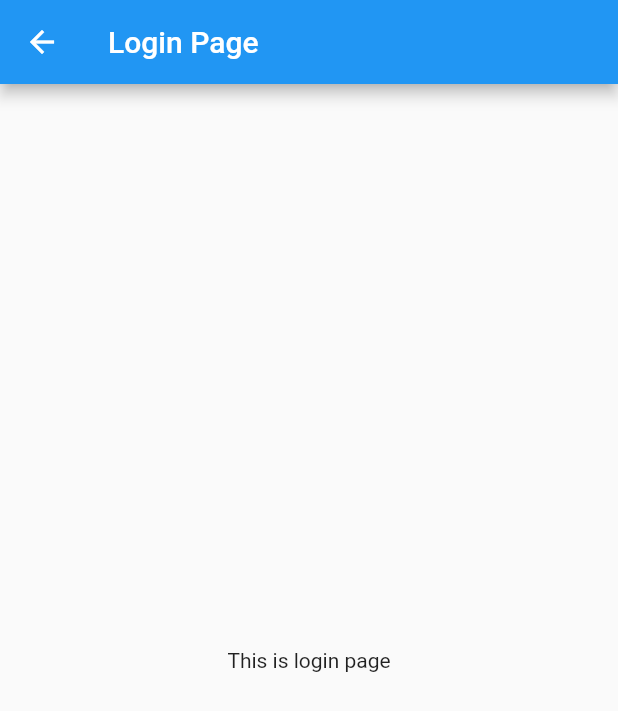
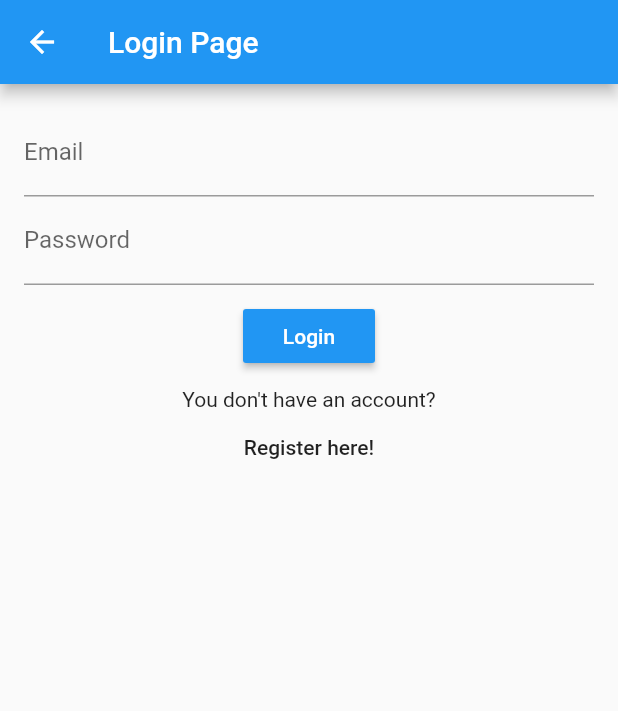
Before and after one commit to kohheepeace/flutter_firebase_firestore_crud2a, a Flutter app: the screen it shows after launch, in the side drawer, after a tap on "Login", on a phone screen of 412 x 824 dp. Shown: the top 711 px of the screen. Run offline on Flutter 3.47's test engine with Material 2 defaults, Android fonts, the phone set to English and light mode, and no system bars; our stand-ins replace email_validator, firebase_auth; accounts and stored records are empty.

Commit message:
Finish Step9 Login Page

```diff
--- a/lib/pages/login_page.dart
+++ b/lib/pages/login_page.dart
@@ -1,17 +1,96 @@
+import 'package:email_validator/email_validator.dart';
+import 'package:firebase_auth/firebase_auth.dart';
 import 'package:flutter/material.dart';
+
+import 'register_page.dart';
+
 class LoginPage extends StatefulWidget {
   @override
   _LoginPageState createState() => _LoginPageState();
 }
+
 class _LoginPageState extends State<LoginPage> {
+  final GlobalKey<FormState> _loginFormKey = GlobalKey<FormState>();
+  final _emailController = TextEditingController();
+  final _passwordController = TextEditingController();
+
+  @override
+  void dispose() {
+    _emailController.dispose();
+    _passwordController.dispose();
+    super.dispose();
+  }
+
   @override
   Widget build(BuildContext context) {
     return Scaffold(
       appBar: AppBar(
         title: Text("Login Page"),
       ),
-      body: Center(
-        child: Text('This is login page')
+      body: Form(
+        key: _loginFormKey,
+        child: Padding(
+          padding: const EdgeInsets.all(16.0),
+          child: Column(
+            children: <Widget>[
+              TextFormField(
+                decoration: InputDecoration(labelText: 'Email', hintText: "johnjackson@example.com"),
+                controller: _emailController,
+                keyboardType: TextInputType.emailAddress,
+                validator: (value) {
+                  if (value.isEmpty) {
+                    return 'Please enter email';
+                  } else if (!EmailValidator.validate(value)) {
+                    return 'Please enter valid email';
+                  }
+                  return null;
+                },
+              ),
+              TextFormField(
+                decoration: InputDecoration(labelText: 'Password'),
+                controller: _passwordController,
+                obscureText: true,
+                validator: (String value) {
+                  if (value.isEmpty) {
+                    return 'Please enter password';
+                  }
+                  return null;
+                },
+              ),
+              Container(
+                margin: EdgeInsets.only(top: 10.0, bottom: 10.0),
+                child: RaisedButton(
+                  child: Text("Login"),
+                  color: Theme.of(context).primaryColor,
+                  textColor: Colors.white,
+                  onPressed: () async {
+                    if (_loginFormKey.currentState.validate()) {
+                      try {
+                        final FirebaseUser user = (await FirebaseAuth.instance.signInWithEmailAndPassword(
+                          email: _emailController.text,
+                          password: _passwordController.text,
+                        )).user;
+                        Navigator.pushNamed(context, '/');
+                      } catch (e) {
+                        print('Error Happened!!!: $e');
+                      }
+                    }
+                  },
+                ),
+              ),
+              Text("You don't have an account?"),
+              FlatButton(
+                child: Text("Register here!"),
+                onPressed: () {
+                  Navigator.push(
+                    context,
+                    MaterialPageRoute(builder: (context) => RegisterPage()),
+                  );
+                },
+              )
+            ],
+          ),
+        ),
       ),
     );
   }
```
